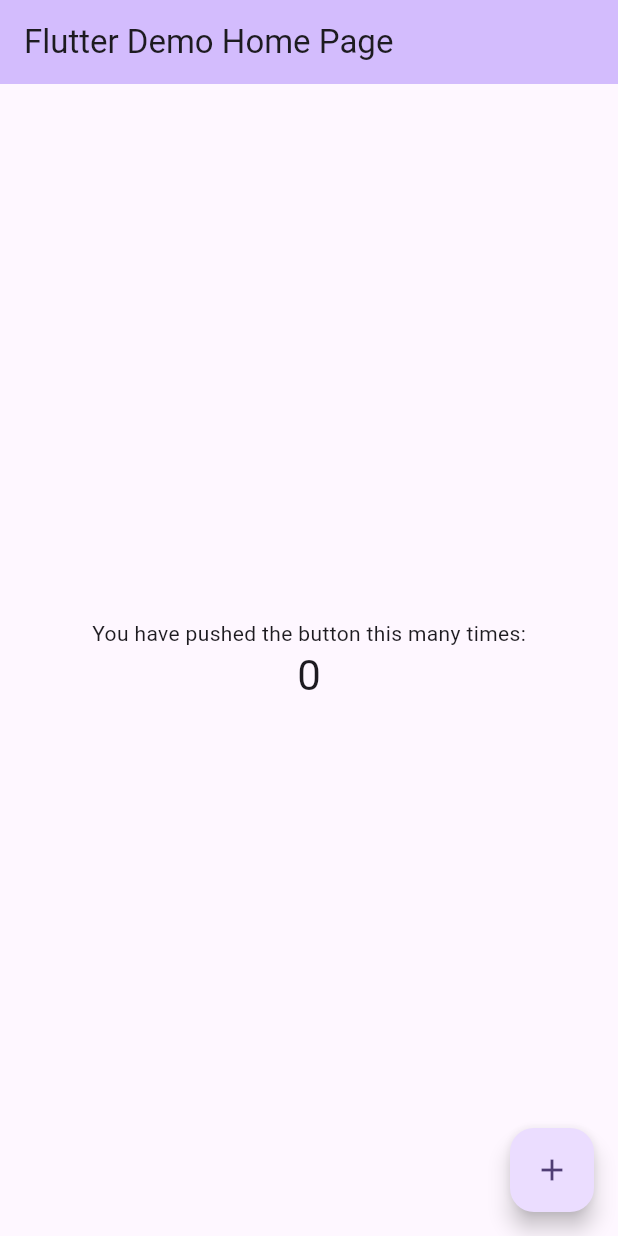
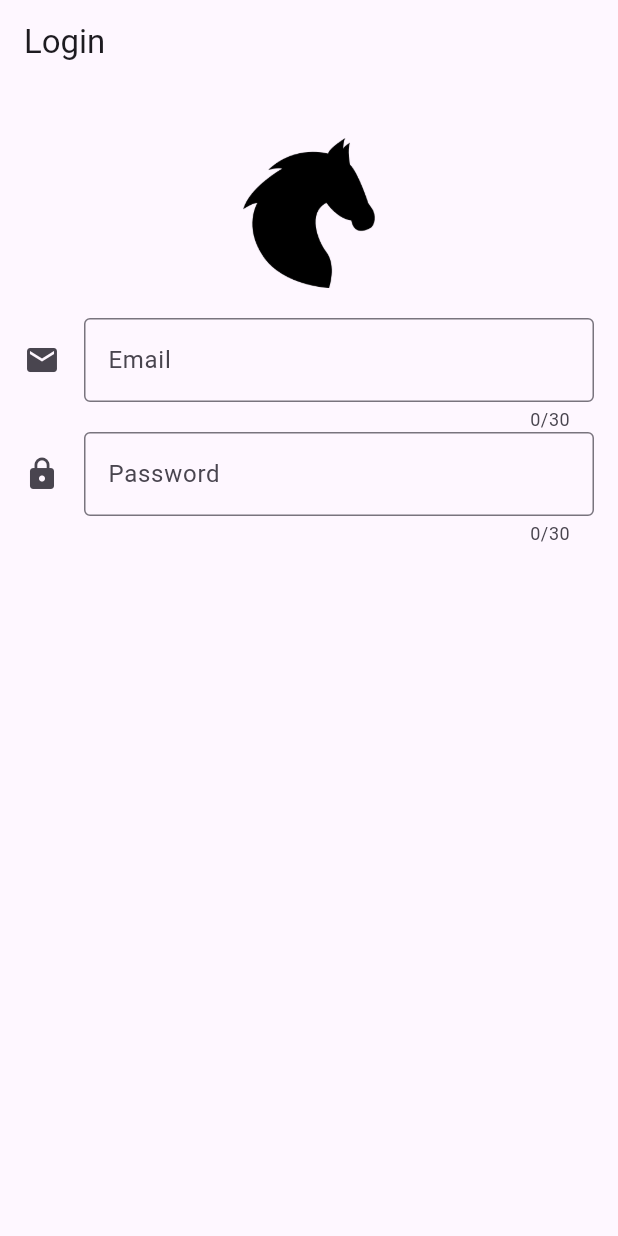
Before and after one commit to DJoseRodriguezM/Tarea_2_IS-513, a Flutter app: the screen it shows after launch, on a phone screen of 412 x 824 dp. Run offline on Flutter 3.47's test engine with Material 3 defaults, Android fonts, the phone set to English and light mode, and no system bars.

Commit message:
Creacion de archivos dart y avance en el login

```diff
--- /dev/null
+++ b/pantalla_autentificacion/lib/login_page.dart
@@ -0,0 +1,54 @@
+import 'package:flutter/material.dart';
+
+class LoginPage extends StatelessWidget {
+  LoginPage({super.key});
+
+  final emailController = TextEditingController();
+  final passwordController = TextEditingController();
+
+  @override
+  Widget build(BuildContext context){
+    return Scaffold(
+      appBar: AppBar(
+        title: const Text('Login'),
+      ),
+      body: Padding(
+        padding: const EdgeInsets.all(16.0),
+        child: Column(
+          children: [
+            const SizedBox(height: 20),
+            Image.asset(
+              'assets/images/logo.png',
+              height: 100,
+              width: 100,
+            ),
+            const SizedBox(height: 20),
+            TextField(
+              controller: emailController,
+              maxLength: 30,
+              keyboardType: TextInputType.text,
+              decoration: const InputDecoration(
+                label: Text('Email'),
+                icon: Icon(Icons.email),
+                border: OutlineInputBorder(),
+              ),
+            ),
+
+            TextField(
+              controller: passwordController,
+              maxLength: 30,
+              keyboardType: TextInputType.text,
+              decoration: const InputDecoration(
+                label: Text('Password'),
+                icon: Icon(Icons.lock),
+                border: OutlineInputBorder(),
+              ),
+              obscureText: true,
+            ),
+            const SizedBox(height: 20),
+          ],
+        ),
+      )
+    );
+  }
+}
--- a/pantalla_autentificacion/lib/main.dart
+++ b/pantalla_autentificacion/lib/main.dart
@@ -1,4 +1,5 @@
 import 'package:flutter/material.dart';
+import 'package:pantalla_autentificacion/login_page.dart';
 
 void main() {
   runApp(const MyApp());
@@ -7,119 +8,13 @@
 class MyApp extends StatelessWidget {
   const MyApp({super.key});
 
-  // This widget is the root of your application.
+
   @override
   Widget build(BuildContext context) {
     return MaterialApp(
-      title: 'Flutter Demo',
-      theme: ThemeData(
-        // This is the theme of your application.
-        //
-        // TRY THIS: Try running your application with "flutter run". You'll see
-        // the application has a purple toolbar. Then, without quitting the app,
-        // try changing the seedColor in the colorScheme below to Colors.green
-        // and then invoke "hot reload" (save your changes or press the "hot
-        // reload" button in a Flutter-supported IDE, or press "r" if you used
-        // the command line to start the app).
-        //
-        // Notice that the counter didn't reset back to zero; the application
-        // state is not lost during the reload. To reset the state, use hot
-        // restart instead.
-        //
-        // This works for code too, not just values: Most code changes can be
-        // tested with just a hot reload.
-        colorScheme: ColorScheme.fromSeed(seedColor: Colors.deepPurple),
-        useMaterial3: true,
-      ),
-      home: const MyHomePage(title: 'Flutter Demo Home Page'),
+      debugShowCheckedModeBanner: false,
+      title: 'Autenticación',
+      home: LoginPage(),
     );
   }
 }
-
-class MyHomePage extends StatefulWidget {
-  const MyHomePage({super.key, required this.title});
-
-  // This widget is the home page of your application. It is stateful, meaning
-  // that it has a State object (defined below) that contains fields that affect
-  // how it looks.
-
-  // This class is the configuration for the state. It holds the values (in this
-  // case the title) provided by the parent (in this case the App widget) and
-  // used by the build method of the State. Fields in a Widget subclass are
-  // always marked "final".
-
-  final String title;
-
-  @override
-  State<MyHomePage> createState() => _MyHomePageState();
-}
-
-class _MyHomePageState extends State<MyHomePage> {
-  int _counter = 0;
-
-  void _incrementCounter() {
-    setState(() {
-      // This call to setState tells the Flutter framework that something has
-      // changed in this State, which causes it to rerun the build method below
-      // so that the display can reflect the updated values. If we changed
-      // _counter without calling setState(), then the build method would not be
-      // called again, and so nothing would appear to happen.
-      _counter++;
-    });
-  }
-
-  @override
-  Widget build(BuildContext context) {
-    // This method is rerun every time setState is called, for instance as done
-    // by the _incrementCounter method above.
-    //
-    // The Flutter framework has been optimized to make rerunning build methods
-    // fast, so that you can just rebuild anything that needs updating rather
-    // than having to individually change instances of widgets.
-    return Scaffold(
-      appBar: AppBar(
-        // TRY THIS: Try changing the color here to a specific color (to
-        // Colors.amber, perhaps?) and trigger a hot reload to see the AppBar
-        // change color while the other colors stay the same.
-        backgroundColor: Theme.of(context).colorScheme.inversePrimary,
-        // Here we take the value from the MyHomePage object that was created by
-        // the App.build method, and use it to set our appbar title.
-        title: Text(widget.title),
-      ),
-      body: Center(
-        // Center is a layout widget. It takes a single child and positions it
-        // in the middle of the parent.
-        child: Column(
-          // Column is also a layout widget. It takes a list of children and
-          // arranges them vertically. By default, it sizes itself to fit its
-          // children horizontally, and tries to be as tall as its parent.
-          //
-          // Column has various properties to control how it sizes itself and
-          // how it positions its children. Here we use mainAxisAlignment to
-          // center the children vertically; the main axis here is the vertical
-          // axis because Columns are vertical (the cross axis would be
-          // horizontal).
-          //
-          // TRY THIS: Invoke "debug painting" (choose the "Toggle Debug Paint"
-          // action in the IDE, or press "p" in the console), to see the
-          // wireframe for each widget.
-          mainAxisAlignment: MainAxisAlignment.center,
-          children: <Widget>[
-            const Text(
-              'You have pushed the button this many times:',
-            ),
-            Text(
-              '$_counter',
-              style: Theme.of(context).textTheme.headlineMedium,
-            ),
-          ],
-        ),
-      ),
-      floatingActionButton: FloatingActionButton(
-        onPressed: _incrementCounter,
-        tooltip: 'Increment',
-        child: const Icon(Icons.add),
-      ), // This trailing comma makes auto-formatting nicer for build methods.
-    );
-  }
-}
--- a/pantalla_autentificacion/pubspec.yaml
+++ b/pantalla_autentificacion/pubspec.yaml
@@ -60,6 +60,8 @@ flutter:
 
   # To add assets to your application, add an assets section, like this:
   # assets:
+  assets:
+    - assets/images/
   #   - images/a_dot_burr.jpeg
   #   - images/a_dot_ham.jpeg
 
```
Also changed, not shown: pantalla_autentificacion/assets/images/logo.png (added), pantalla_autentificacion/lib/home_page.dart (added), pantalla_autentificacion/lib/register_page.dart (added).
